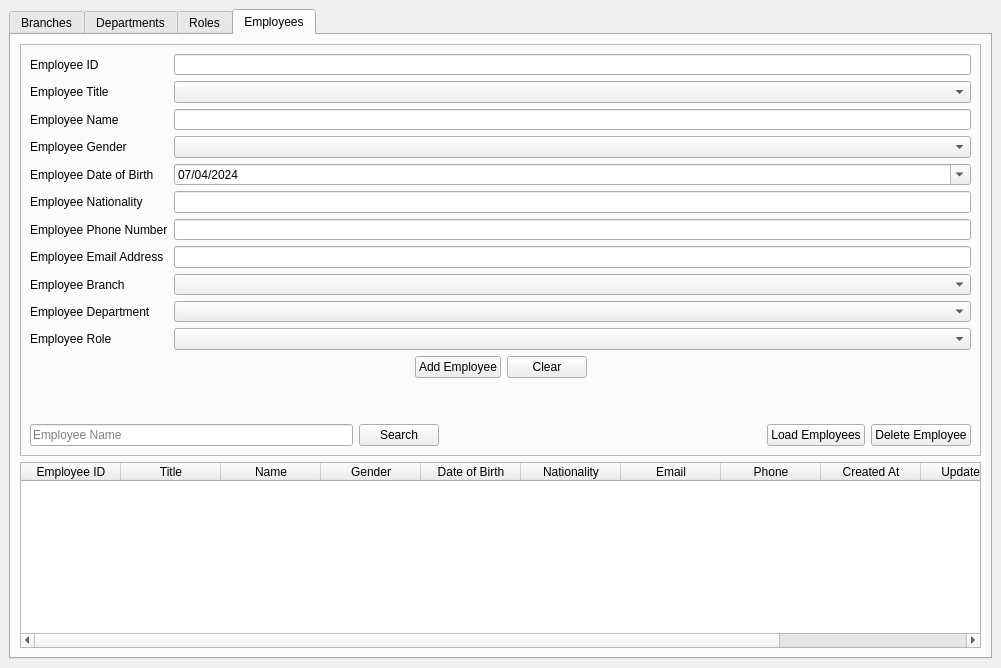
The window that ui/mainwindow.ui (isaacbekoe/kuzzy-noble-app) describes before a commit, drawn with Qt 5.
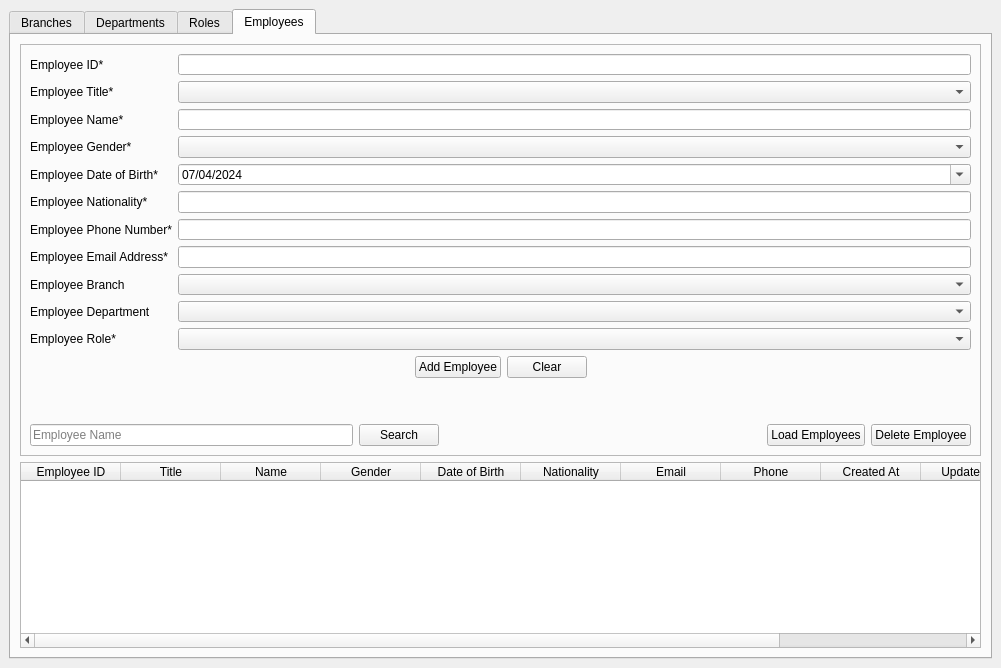
The same window after the commit. The open tabs and pages were chosen to show the change.

Diff of the .ui file:
```diff
--- a/ui/mainwindow.ui
+++ b/ui/mainwindow.ui
@@ -687,7 +687,7 @@
              <item row="0" column="0">
               <widget class="QLabel" name="employeeIdLabel">
                <property name="text">
-                <string>Employee ID</string>
+                <string>Employee ID*</string>
                </property>
               </widget>
              </item>
@@ -697,7 +697,7 @@
              <item row="1" column="0">
               <widget class="QLabel" name="employeeTitleLabel">
                <property name="text">
-                <string>Employee Title</string>
+                <string>Employee Title*</string>
                </property>
               </widget>
              </item>
@@ -738,7 +738,7 @@
              <item row="2" column="0">
               <widget class="QLabel" name="employeeNameLabel">
                <property name="text">
-                <string>Employee Name</string>
+                <string>Employee Name*</string>
                </property>
               </widget>
              </item>
@@ -748,7 +748,7 @@
              <item row="3" column="0">
               <widget class="QLabel" name="employeeGenderLabel">
                <property name="text">
-                <string>Employee Gender</string>
+                <string>Employee Gender*</string>
                </property>
               </widget>
              </item>
@@ -779,7 +779,7 @@
              <item row="4" column="0">
               <widget class="QLabel" name="employeeDateOfBirthLabel">
                <property name="text">
-                <string>Employee Date of Birth</string>
+                <string>Employee Date of Birth*</string>
                </property>
               </widget>
              </item>
@@ -803,7 +803,7 @@
              <item row="5" column="0">
               <widget class="QLabel" name="employeeNationalityLabel">
                <property name="text">
-                <string>Employee Nationality</string>
+                <string>Employee Nationality*</string>
                </property>
               </widget>
              </item>
@@ -813,7 +813,7 @@
              <item row="6" column="0">
               <widget class="QLabel" name="employeePhoneNumberLabel">
                <property name="text">
-                <string>Employee Phone Number</string>
+                <string>Employee Phone Number*</string>
                </property>
               </widget>
              </item>
@@ -823,7 +823,7 @@
              <item row="7" column="0">
               <widget class="QLabel" name="employeeEmailAddressLabel">
                <property name="text">
-                <string>Employee Email Address</string>
+                <string>Employee Email Address*</string>
                </property>
               </widget>
              </item>
@@ -853,7 +853,7 @@
              <item row="10" column="0">
               <widget class="QLabel" name="employeeRoleLabel">
                <property name="text">
-                <string>Employee Role</string>
+                <string>Employee Role*</string>
                </property>
               </widget>
              </item>
```
Left out of the diff: 23 changed lines with no effect on the pictures.
